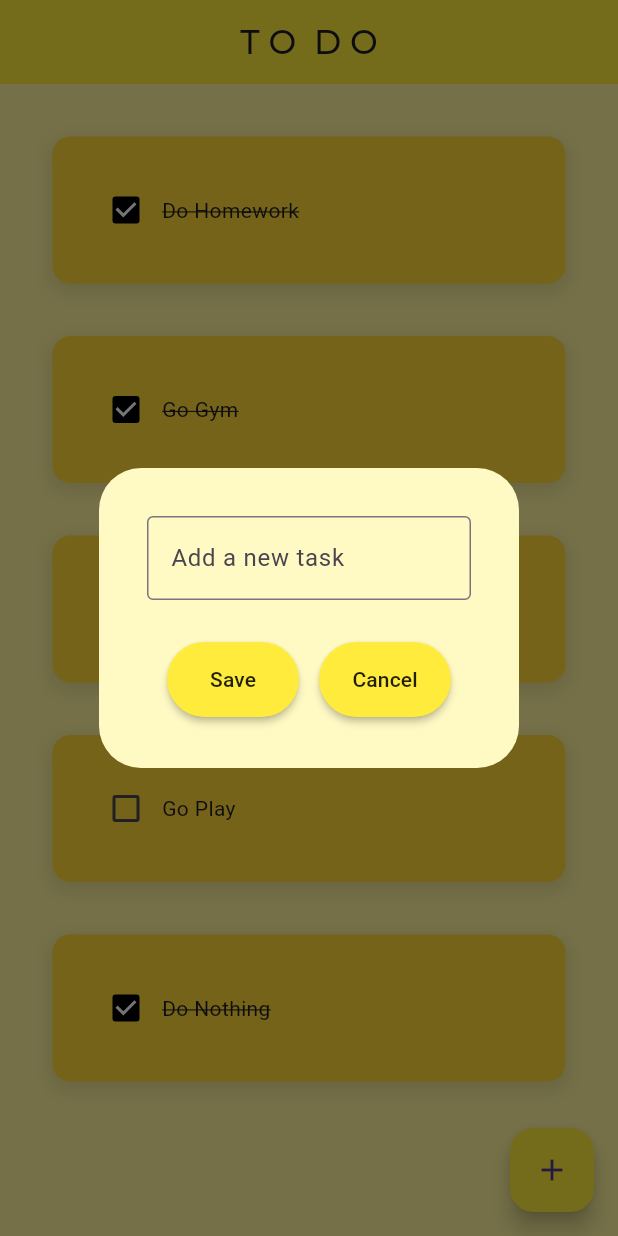
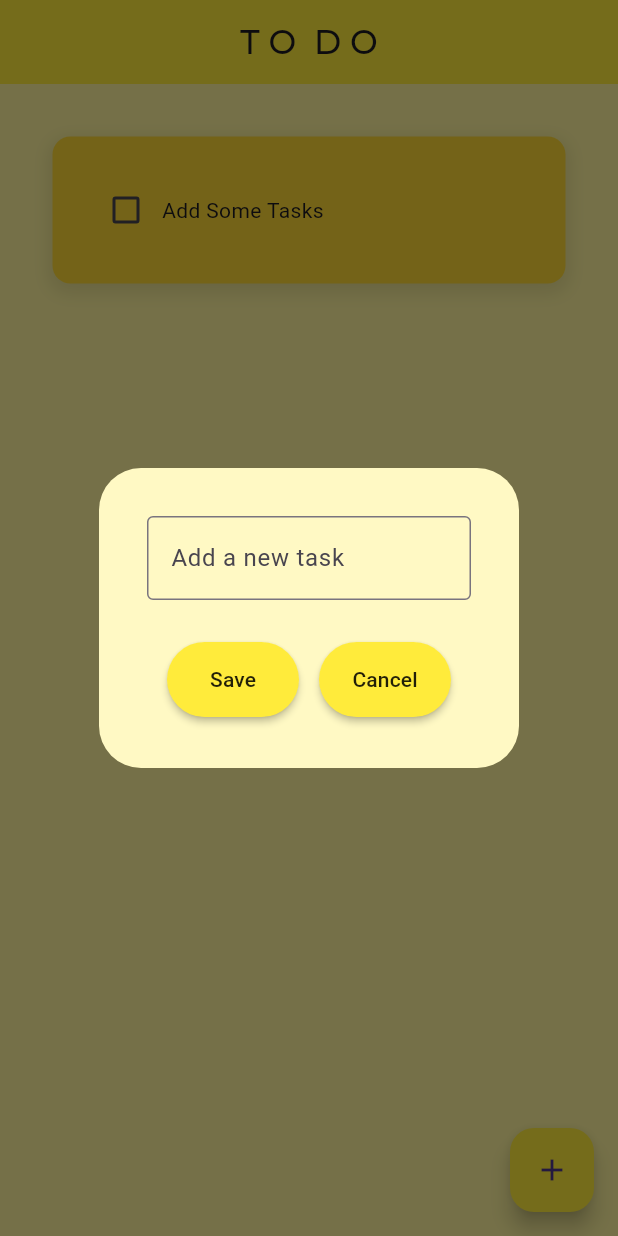
Before and after one commit to TaranSingh-111/todo-app-flutter, a Flutter app: the screen it shows after launch, after a tap on the "add" icon, on a phone screen of 412 x 824 dp. Run offline on Flutter 3.47's test engine with Material 3 defaults, Android fonts, the phone set to English and light mode, and no system bars; drawn by our look-alikes of flutter_slidable; our stand-ins replace google_fonts, hive_flutter; accounts and stored records are empty.

Commit message:
Added a Hive database

```diff
--- /dev/null
+++ b/lib/data/database.dart
@@ -0,0 +1,24 @@
+import 'package:hive_flutter/hive_flutter.dart';
+
+class TodoDatabase{
+
+  List toDoList = [];
+
+  final _myBox = Hive.box('myBox');
+
+  //first time ever opening this app
+  void createInitialData(){
+    toDoList =[
+      ["Add Some Tasks", false],
+    ];
+  }
+
+  void loadData(){
+    toDoList = _myBox.get("TODOLIST");
+  }
+
+  void updateDatabase(){
+    _myBox.put("TODOLIST", toDoList);
+  }
+
+}
--- a/lib/main.dart
+++ b/lib/main.dart
@@ -1,8 +1,14 @@
 import 'package:flutter/material.dart';
+import 'package:hive_flutter/hive_flutter.dart';
 import 'package:todo_app/screens/home_screen.dart';
 
 
-void main() {
+void main() async{
+
+  await Hive.initFlutter();
+
+  var box = await Hive.openBox('myBox');
+
   runApp(const MyApp());
 }
 
--- a/lib/screens/home_screen.dart
+++ b/lib/screens/home_screen.dart
@@ -1,7 +1,8 @@
 import 'package:flutter/material.dart';
 import 'package:google_fonts/google_fonts.dart';
+import 'package:hive_flutter/hive_flutter.dart';
+import 'package:todo_app/data/database.dart';
 import 'package:todo_app/util/dialog_box.dart';
-
 import '../util/todo_tile.dart';
 
 class HomeScreen extends StatefulWidget {
@@ -13,30 +14,39 @@ class HomeScreen extends StatefulWidget {
 
 class _HomeScreenState extends State<HomeScreen> {
 
+  //box
+  final _myBox = Hive.box("myBox");
+  TodoDatabase db = TodoDatabase();
+
   final _controller = TextEditingController();
 
-  //task stored
-  List toDoList = [
-    ["Do Homework", true],
-    ["Go Gym", true],
-    ["Do Gardening", false],
-    ["Go Play", false],
-    ["Do Nothing", true],
-  ];
+  @override
+  void initState() {
+
+    if(_myBox.get("TODOLIST") == null){
+      db.createInitialData();
+    }
+    else{
+      db.loadData();
+    }
+    super.initState();
+  }
 
   //checkbox
   void checkBoxChanged(bool? value, int index){
     setState(() {
-      toDoList[index][1] = !toDoList[index][1];
+      db.toDoList[index][1] = !db.toDoList[index][1];
     });
+    db.updateDatabase();
   }
 
   void saveTask(){
     setState(() {
-      toDoList.add([_controller.text, false]);
+      db.toDoList.add([_controller.text, false]);
       _controller.clear();
     });
     Navigator.of(context).pop();
+    db.updateDatabase();
   }
 
   //adding task
@@ -55,8 +65,9 @@ class _HomeScreenState extends State<HomeScreen> {
 
   void deleteTask(int index){
     setState(() {
-      toDoList.removeAt(index);
+      db.toDoList.removeAt(index);
     });
+    db.updateDatabase();
   }
 
   @override
@@ -83,11 +94,11 @@ class _HomeScreenState extends State<HomeScreen> {
       ),
 
       body:ListView.builder(
-        itemCount: toDoList.length,
+        itemCount: db.toDoList.length,
         itemBuilder: (context, index) {
           return ToDoTile(
-            taskName: toDoList[index][0],
-            taskCompleted: toDoList[index][1],
+            taskName: db.toDoList[index][0],
+            taskCompleted: db.toDoList[index][1],
             onChanged: (value) => checkBoxChanged(value, index),
             deleteFunction: (context) => deleteTask(index),
           );
--- a/pubspec.yaml
+++ b/pubspec.yaml
@@ -32,6 +32,8 @@ dependencies:
     sdk: flutter
   google_fonts: ^6.1.0
   flutter_slidable: ^3.0.1
+  hive: ^2.2.3
+  hive_flutter: ^1.1.0
   # The following adds the Cupertino Icons font to your application.
   # Use with the CupertinoIcons class for iOS style icons.
   cupertino_icons: ^1.0.8
@@ -39,6 +41,8 @@ dependencies:
 dev_dependencies:
   flutter_test:
     sdk: flutter
+  hive_generator: ^2.0.1
+  build_runner: ^2.4.13
 
   # The "flutter_lints" package below contains a set of recommended lints to
   # encourage good coding practices. The lint set provided by the package is
```
Also changed, not shown: pubspec.lock.
